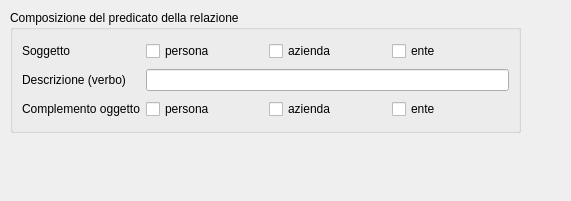
Above: src/com/axiastudio/suite/anagrafiche/forms/relazione.ui from tizianolattisi/suitegda before the change. Below: the same form after it.
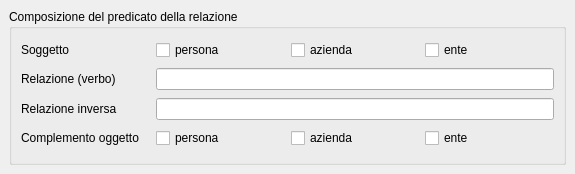
That is the form after the change.

Commit message: Gestione della relazione inversa.

```diff
--- a/src/com/axiastudio/suite/anagrafiche/forms/relazione.ui
+++ b/src/com/axiastudio/suite/anagrafiche/forms/relazione.ui
@@ -6,8 +6,8 @@
    <rect>
     <x>0</x>
     <y>0</y>
-    <width>571</width>
-    <height>201</height>
+    <width>575</width>
+    <height>174</height>
    </rect>
   </property>
   <property name="windowTitle">
@@ -17,15 +17,9 @@
    <string>psx,asx,esx,descrizione,pdx,asx,esx</string>
   </property>
   <widget class="QWidget" name="centralwidget">
+   <layout class="QVBoxLayout" name="verticalLayout">
+    <item>
    <widget class="QGroupBox" name="groupBox">
-    <property name="geometry">
-     <rect>
-      <x>10</x>
-      <y>10</y>
-      <width>511</width>
-      <height>123</height>
-     </rect>
-    </property>
     <property name="title">
      <string>Composizione del predicato della relazione</string>
     </property>
@@ -79,7 +73,7 @@
      <item row="1" column="0">
       <widget class="QLabel" name="label">
        <property name="text">
-        <string>Descrizione (verbo)</string>
+          <string>Relazione (verbo)</string>
        </property>
       </widget>
      </item>
@@ -94,13 +88,30 @@
       </widget>
      </item>
      <item row="2" column="0">
+        <widget class="QLabel" name="label_4">
+         <property name="text">
+          <string>Relazione inversa</string>
+         </property>
+        </widget>
+       </item>
+       <item row="2" column="1" colspan="3">
+        <widget class="QLineEdit" name="lineEdit_2">
+         <property name="search" stdset="0">
+          <bool>true</bool>
+         </property>
+         <property name="column" stdset="0">
+          <string>inversa</string>
+         </property>
+        </widget>
+       </item>
+       <item row="3" column="0">
       <widget class="QLabel" name="label_3">
        <property name="text">
         <string>Complemento oggetto</string>
        </property>
       </widget>
      </item>
-     <item row="2" column="1">
+       <item row="3" column="1">
       <widget class="QCheckBox" name="checkBox_4">
        <property name="text">
         <string>persona</string>
@@ -113,7 +124,7 @@
        </property>
       </widget>
      </item>
-     <item row="2" column="2">
+       <item row="3" column="2">
       <widget class="QCheckBox" name="checkBox_5">
        <property name="text">
         <string>azienda</string>
@@ -126,7 +137,7 @@
        </property>
       </widget>
      </item>
-     <item row="2" column="3">
+       <item row="3" column="3">
       <widget class="QCheckBox" name="checkBox_6">
        <property name="text">
         <string>ente</string>
@@ -141,6 +152,8 @@
      </item>
     </layout>
    </widget>
+    </item>
+   </layout>
   </widget>
  </widget>
  <resources/>
```
Lines whose indentation alone changed are shown as unchanged. The commit also changes 1 other file.
